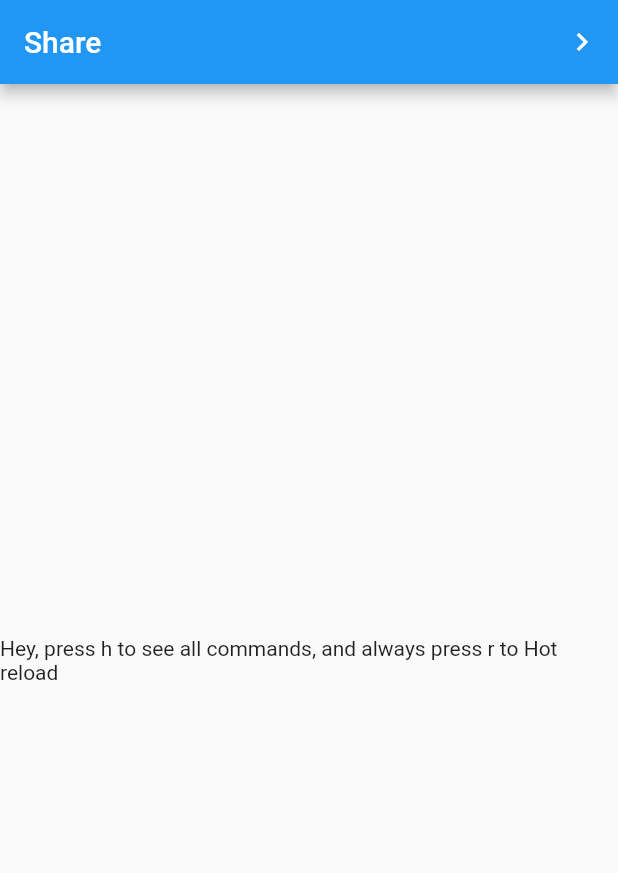
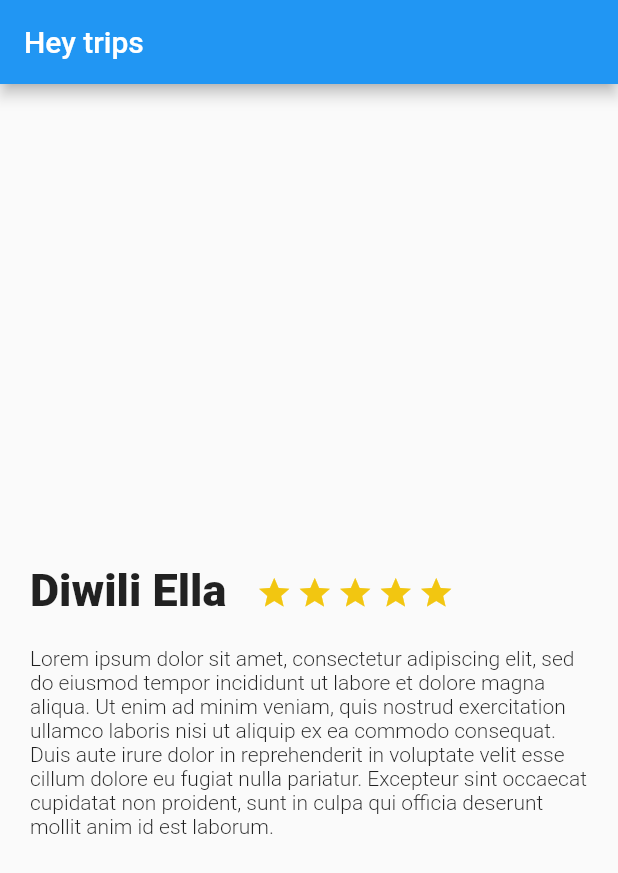
Before and after one commit to GregoryInnovo/trip_app, a Flutter app: the screen it shows after launch, on a phone screen of 412 x 824 dp. Shown: the top 873 px of the screen. Run offline on Flutter 3.47's test engine with Material 2 defaults, Android fonts, the phone set to English and light mode, and no system bars.

Commit message:
create a new StatelessWidget

```diff
--- /dev/null
+++ b/lib/description_place.dart
@@ -0,0 +1,53 @@
+import 'package:flutter/cupertino.dart';
+import 'package:flutter/material.dart';
+
+class DescriptionPlace extends StatelessWidget {
+  const DescriptionPlace({Key? key}) : super(key: key);
+
+  @override
+  Widget build(BuildContext context) {
+    final star = Container(
+        margin: const EdgeInsets.only(top: 323.0, right: 3.0),
+        child: const Icon(Icons.star, color: Color(0xFFf2C611)));
+
+    final title_stars = Row(children: <Widget>[
+      Container(
+          margin: const EdgeInsets.only(
+            top: 320.0,
+            left: 20.0,
+            right: 20.0,
+          ),
+          child: const Text(
+            "Diwili Ella",
+            style: TextStyle(
+              fontSize: 30.0,
+              fontWeight: FontWeight.w900,
+            ),
+            textAlign: TextAlign.left,
+          )),
+      Row(
+        children: <Widget>[
+          star,
+          star,
+          star,
+          star,
+          star,
+        ],
+      ),
+    ]);
+
+    final text_description = Container(
+        margin: const EdgeInsets.only(
+          left: 20.0,
+          right: 20.0,
+          top: 20.0,
+        ),
+        child: const Text(
+            "Lorem ipsum dolor sit amet, consectetur adipiscing elit, sed do eiusmod tempor incididunt ut labore et dolore magna aliqua. Ut enim ad minim veniam, quis nostrud exercitation ullamco laboris nisi ut aliquip ex ea commodo consequat. Duis aute irure dolor in reprehenderit in voluptate velit esse cillum dolore eu fugiat nulla pariatur. Excepteur sint occaecat cupidatat non proident, sunt in culpa qui officia deserunt mollit anim id est laborum.",
+            style: TextStyle(fontWeight: FontWeight.w300)));
+
+    return Column(
+      children: <Widget>[title_stars, text_description],
+    );
+  }
+}
--- a/lib/main.dart
+++ b/lib/main.dart
@@ -1,4 +1,5 @@
 import 'package:flutter/material.dart';
+import 'description_place.dart';
 
 void main() {
   runApp(const MyApp());
@@ -39,8 +40,11 @@ class MyOtherPage extends StatelessWidget {
         // is not restarted.
         primarySwatch: Colors.blue,
       ),
-      // home: const MyHomePage(title: 'Flutter Demo Home Page'),
       home: Scaffold(
+        appBar: AppBar(title: Text("Hey trips")),
+        body: const DescriptionPlace(),
+      ),
+      /* home: Scaffold(
         appBar: AppBar(
           title: const Text("Share"),
           actions: <Widget>[
@@ -94,7 +98,7 @@ class MyOtherPage extends StatelessWidget {
           child: Text(
               "Hey, press h to see all commands, and always press r to Hot reload"),
         ),
-      ),
+      ), */
     );
   }
 }
```
